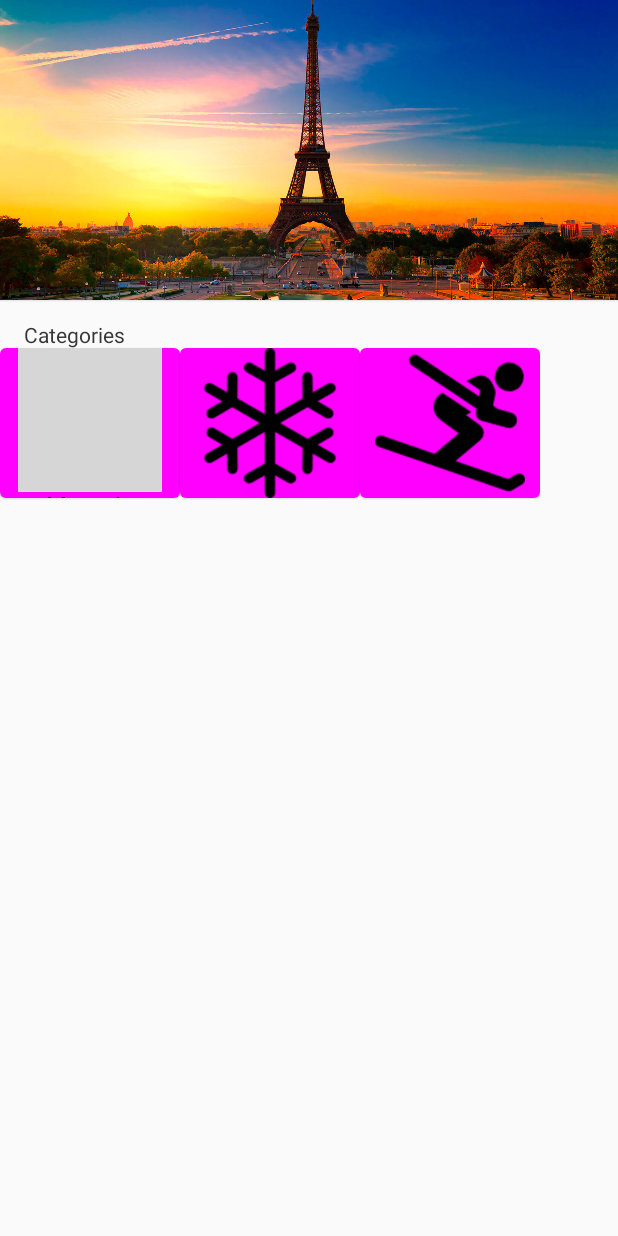
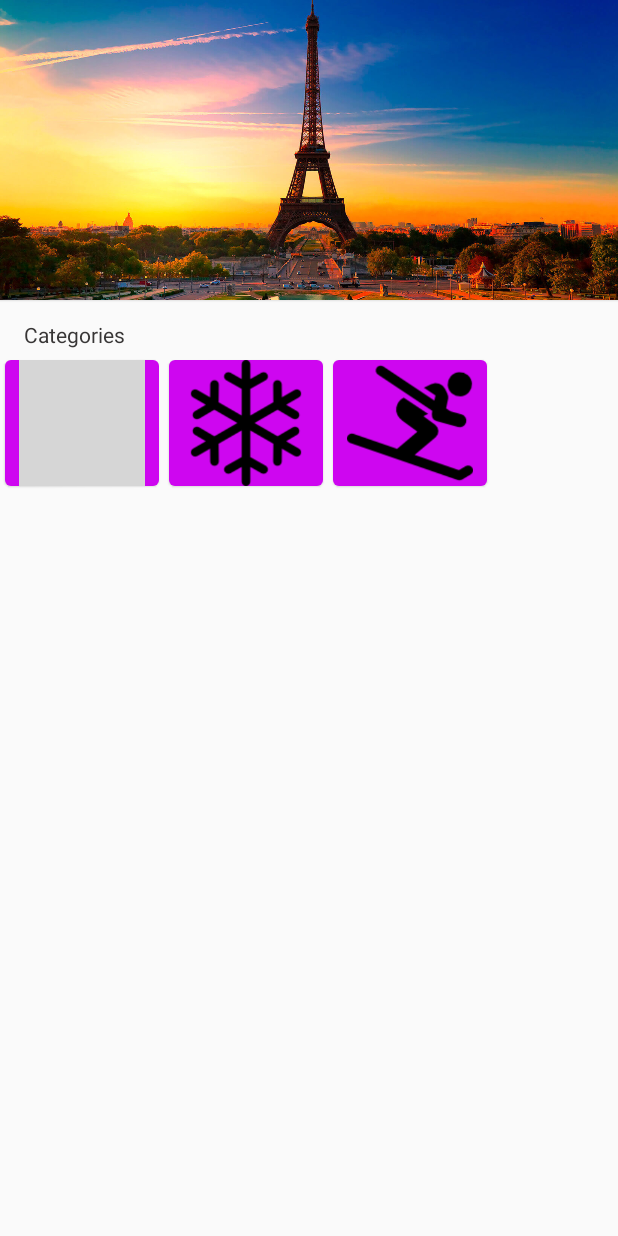
Before and after one commit to rufinoguilherme633/Sign, an Android app built with Jetpack Compose: the LoginActivity screen opened directly, with no data from a screen before it, on a phone screen of 412 x 824 dp. Run offline under Robolectric (Android 15) with nearby library versions, the phone set to English and light mode, and no system bars; grey boxes are pictures that could not be loaded.

Commit message:
Update LoginActivity.kt

```diff
--- a/app/src/main/java/br/senai/sp/jandira/tripapp/gui/LoginActivity.kt
+++ b/app/src/main/java/br/senai/sp/jandira/tripapp/gui/LoginActivity.kt
@@ -154,15 +154,24 @@ fun LoginScreen(categories: List<Category>) {
 items(categories) {//a cadaiteracao me devolve uma categoria
     Card(
         modifier = Modifier
-            .size(width = 120.dp, height = 100.dp),
-        backgroundColor = Color.Magenta,
+            .size(width = 109.dp, height = 100.dp)
+            .padding(vertical = 8.dp, horizontal = 3.dp),
+        backgroundColor = Color(206,6,240),
 
     ) {
-Column( horizontalAlignment = Alignment.CenterHorizontally) {
+Column(
+    horizontalAlignment = Alignment.CenterHorizontally,
+    verticalArrangement = Arrangement.Center
+    ) {
     Image(painter = it.categoryIcon, contentDescription =it.categoryName )
 
     //Text(text = "${it.id} - ${it.categoryName}") //it ->
-    Text(text = "${it.categoryName}") //it ->
+    Text(
+        text = "${it.categoryName}",
+        fontSize = 14.sp,
+        color = Color.White
+
+    ) //it ->
 }
     }
 }
```
